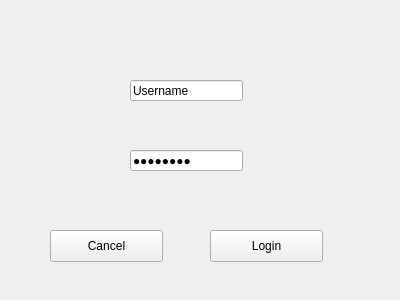
josfire18/LibrarySystem, file LibrarySystem/loginpage.ui: the form before one commit.
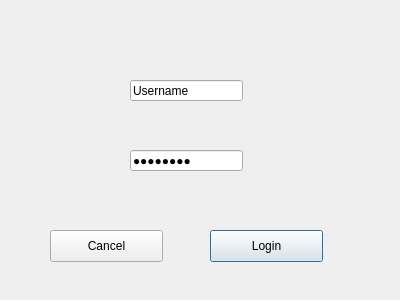
The form after the commit.

Commit message: Authorized Window Results align to top | authorized,search, and login buttons tab select automatically

Diff of the .ui file:
```diff
--- a/LibrarySystem/loginpage.ui
+++ b/LibrarySystem/loginpage.ui
@@ -67,6 +67,9 @@
    <property name="text">
     <string>Login</string>
    </property>
+   <property name="default">
+    <bool>true</bool>
+   </property>
   </widget>
  </widget>
  <resources/>
```
The commit also changes 3 other files.
